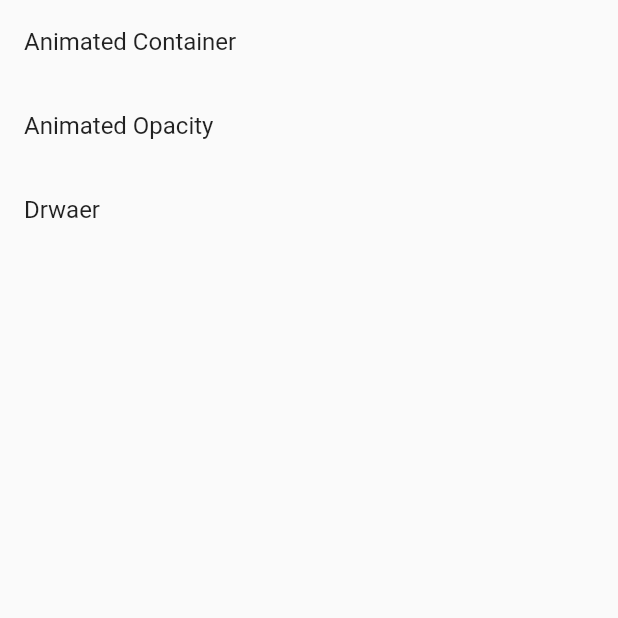
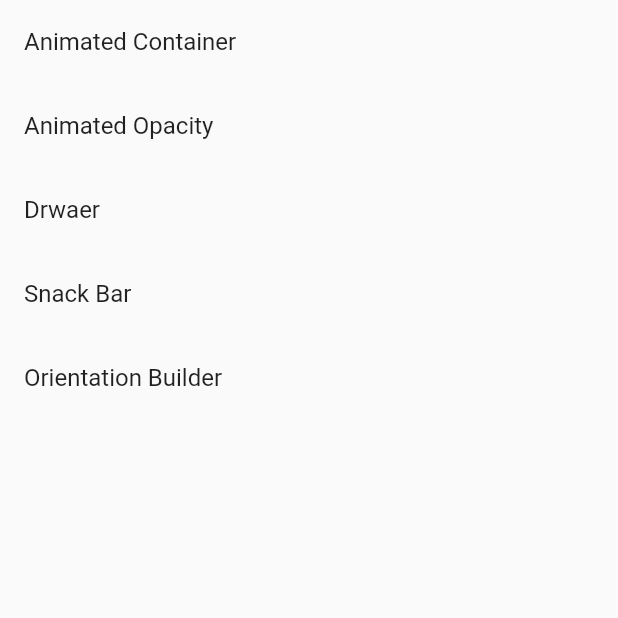
Before and after one commit to wogks/ohjunseok_joonggub, a Flutter app: the screen it shows after launch, on a phone screen of 412 x 824 dp, the top half of it. Run offline on Flutter 3.47's test engine with Material 2 defaults, Android fonts, the phone set to English and light mode, and no system bars.

Commit message:
Add: orientation builder 추가

```diff
--- a/lib/main.dart
+++ b/lib/main.dart
@@ -2,6 +2,8 @@
 import 'package:flutter/material.dart';
 import 'package:ohjunseokjunggup/animated_opacity.dart';
 import 'package:ohjunseokjunggup/drawer.dart';
+import 'package:ohjunseokjunggup/oriental.dart';
+import 'package:ohjunseokjunggup/snackbar.dart';
 
 import 'animated_container.dart';
 
@@ -57,6 +59,18 @@ class _HomeStateState extends State<HomeState> {
               Navigator.push(context, MaterialPageRoute(builder: (context)=>const MyDrawer()));
             },
           ),
+          ListTile(
+            title: const Text('Snack Bar'),
+            onTap: (){
+              Navigator.push(context, MaterialPageRoute(builder: (context)=>const MySnackBar()));
+            },
+          ),
+           ListTile(
+            title: const Text('Orientation Builder'),
+            onTap: (){
+              Navigator.push(context, MaterialPageRoute(builder: (context)=>const MyOrientation()));
+            },
+          ),
         ],
       ),
     );
```
Also changed, not shown: lib/oriental.dart (added, +32 -0 lines), lib/snackbar.dart (added, +34 -0 lines).
